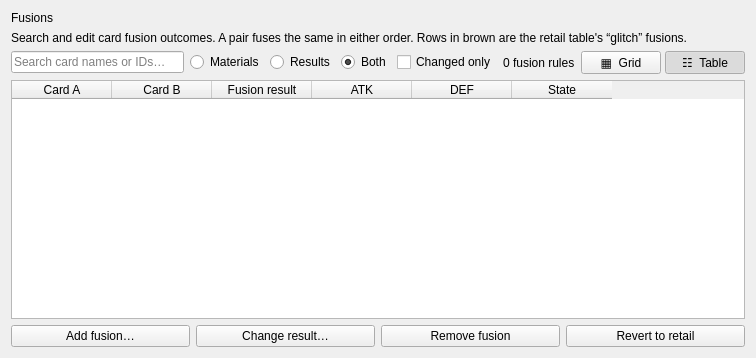
Qt form tools/pc/fm_editor/ui/fusions_fusion_list.ui (yamyi/YGOFM-DecompRecomp) before a commit.
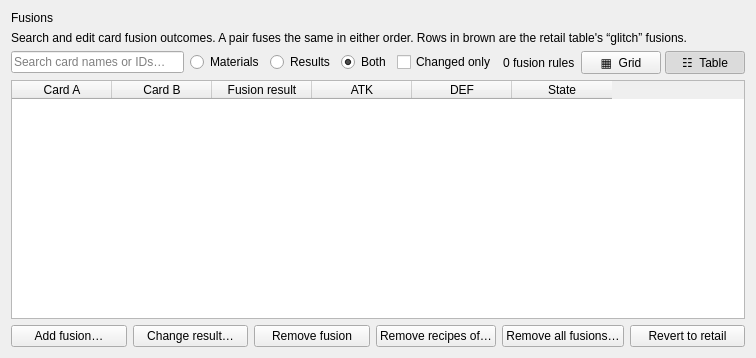
The same form after that commit.

Commit message: Complete PySide Fusions parity controls

Patch:
```diff
--- a/tools/pc/fm_editor/ui/fusions_fusion_list.ui
+++ b/tools/pc/fm_editor/ui/fusions_fusion_list.ui
@@ -221,6 +221,20 @@
          </property>
         </widget>
        </item>
+       <item>
+        <widget class="QPushButton" name="removeFusionResultButton">
+         <property name="text">
+          <string>Remove recipes of…</string>
+         </property>
+        </widget>
+       </item>
+       <item>
+        <widget class="QPushButton" name="toggleAllFusionsButton">
+         <property name="text">
+          <string>Remove all fusions…</string>
+         </property>
+        </widget>
+       </item>
        <item>
         <widget class="QPushButton" name="revertFusionButton">
          <property name="text">
```
Left out of the diff: 2 changed lines with no effect on the pictures. The commit also changes 4 other files.
